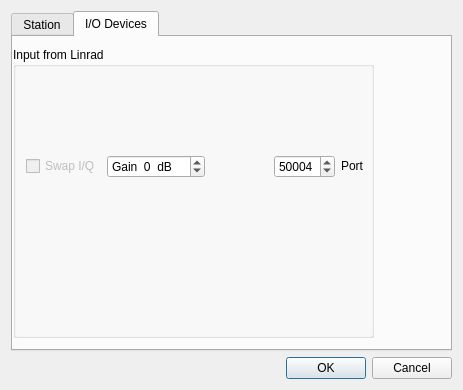
Old version of the form qmap/devsetup.ui in the repository kholia/wsjtx.
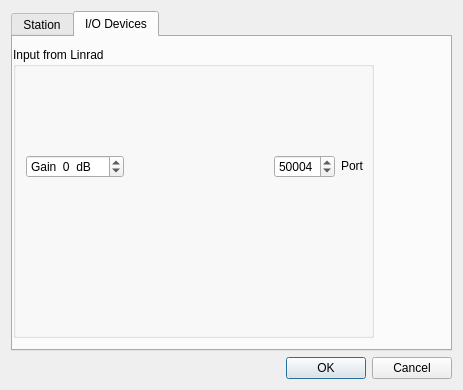
New version of the form. The open tabs and pages were chosen to show the change.

Commit message: Minor tweaks to the QMAP user interface.

The edit to the form file:
```diff
--- a/qmap/devsetup.ui
+++ b/qmap/devsetup.ui
@@ -268,6 +268,9 @@
       </widget>
      </widget>
      <widget class="QWidget" name="tab_2">
+      <property name="enabled">
+       <bool>true</bool>
+      </property>
       <attribute name="title">
        <string>I/O Devices</string>
       </attribute>
@@ -298,24 +301,11 @@
            <layout class="QVBoxLayout" name="verticalLayout_7">
             <item>
              <layout class="QHBoxLayout" name="horizontalLayout_8">
-              <item>
-               <widget class="QCheckBox" name="cbIQswap">
-                <property name="enabled">
-                 <bool>false</bool>
-                </property>
-                <property name="minimumSize">
-                 <size>
-                  <width>0</width>
-                  <height>20</height>
-                 </size>
-                </property>
-                <property name="text">
-                 <string>Swap I/Q</string>
-                </property>
-               </widget>
-              </item>
               <item>
                <widget class="QSpinBox" name="sb_dB">
+                <property name="enabled">
+                 <bool>true</bool>
+                </property>
                 <property name="toolTip">
                  <string>&lt;html&gt;&lt;head/&gt;&lt;body&gt;&lt;p&gt;Adjust to scale digital I/Q data.&lt;/p&gt;&lt;/body&gt;&lt;/html&gt;</string>
                 </property>
```
Left out of the diff: 2 changed lines with no effect on the pictures. The commit also changes 2 other files.
